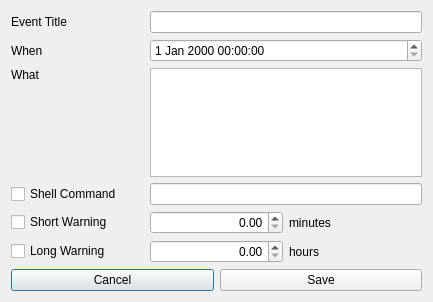
Above: ui/item-edit.ui from berndhs/souffleur before the change. Below: the same form after it.
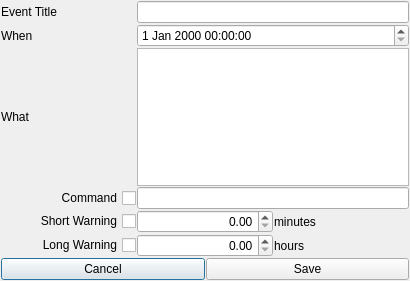
That is the form after the change. Icons and pictures are not drawn.

Diff of the .ui file:
```diff
--- a/ui/item-edit.ui
+++ b/ui/item-edit.ui
@@ -6,10 +6,22 @@
    <rect>
     <x>0</x>
     <y>0</y>
-    <width>433</width>
-    <height>302</height>
+    <width>410</width>
+    <height>281</height>
    </rect>
   </property>
+  <property name="sizePolicy">
+   <sizepolicy hsizetype="Expanding" vsizetype="Expanding">
+    <horstretch>0</horstretch>
+    <verstretch>0</verstretch>
+   </sizepolicy>
+  </property>
+  <property name="minimumSize">
+   <size>
+    <width>0</width>
+    <height>20</height>
+   </size>
+  </property>
   <property name="windowTitle">
    <string>Event</string>
   </property>
@@ -20,6 +32,9 @@
   <layout class="QGridLayout" name="gridLayout">
    <item row="0" column="0">
     <widget class="QLabel" name="eventTitleLabel">
+     <property name="layoutDirection">
+      <enum>Qt::RightToLeft</enum>
+     </property>
      <property name="text">
       <string>Event Title</string>
      </property>
@@ -30,6 +45,9 @@
    </item>
    <item row="1" column="0">
     <widget class="QLabel" name="whenLabel">
+     <property name="layoutDirection">
+      <enum>Qt::RightToLeft</enum>
+     </property>
      <property name="text">
       <string>When</string>
      </property>
@@ -40,24 +58,47 @@
    </item>
    <item row="2" column="0">
     <widget class="QLabel" name="label">
+     <property name="layoutDirection">
+      <enum>Qt::RightToLeft</enum>
+     </property>
      <property name="text">
       <string>What</string>
      </property>
      <property name="alignment">
-      <set>Qt::AlignLeading|Qt::AlignLeft|Qt::AlignTop</set>
+      <set>Qt::AlignLeading|Qt::AlignLeft|Qt::AlignVCenter</set>
      </property>
     </widget>
    </item>
-   <item row="2" column="1" colspan="2">
-    <widget class="QTextEdit" name="whatEdit"/>
+   <item row="3" column="0">
+    <widget class="QCheckBox" name="shellCheck">
+     <property name="layoutDirection">
+      <enum>Qt::RightToLeft</enum>
+     </property>
+     <property name="text">
+      <string>Command</string>
+     </property>
+    </widget>
+   </item>
+   <item row="3" column="1" colspan="2">
+    <widget class="QLineEdit" name="shellEdit"/>
    </item>
    <item row="4" column="0">
     <widget class="QCheckBox" name="shortCheck">
+     <property name="layoutDirection">
+      <enum>Qt::RightToLeft</enum>
+     </property>
      <property name="text">
       <string>Short Warning</string>
      </property>
     </widget>
    </item>
+   <item row="4" column="1">
+    <widget class="QDoubleSpinBox" name="shortMinutes">
+     <property name="alignment">
+      <set>Qt::AlignRight|Qt::AlignTrailing|Qt::AlignVCenter</set>
+     </property>
+    </widget>
+   </item>
    <item row="4" column="2">
     <widget class="QLabel" name="label_2">
      <property name="text">
@@ -67,11 +108,21 @@
    </item>
    <item row="5" column="0">
     <widget class="QCheckBox" name="longCheck">
+     <property name="layoutDirection">
+      <enum>Qt::RightToLeft</enum>
+     </property>
      <property name="text">
       <string>Long Warning</string>
      </property>
     </widget>
    </item>
+   <item row="5" column="1">
+    <widget class="QDoubleSpinBox" name="longHours">
+     <property name="alignment">
+      <set>Qt::AlignRight|Qt::AlignTrailing|Qt::AlignVCenter</set>
+     </property>
+    </widget>
+   </item>
    <item row="5" column="2">
     <widget class="QLabel" name="label_3">
      <property name="text">
@@ -97,32 +148,12 @@
      </item>
     </layout>
    </item>
-   <item row="5" column="1">
-    <widget class="QDoubleSpinBox" name="longHours">
-     <property name="alignment">
-      <set>Qt::AlignRight|Qt::AlignTrailing|Qt::AlignVCenter</set>
-     </property>
-    </widget>
-   </item>
-   <item row="4" column="1">
-    <widget class="QDoubleSpinBox" name="shortMinutes">
-     <property name="alignment">
-      <set>Qt::AlignRight|Qt::AlignTrailing|Qt::AlignVCenter</set>
-     </property>
-    </widget>
-   </item>
-   <item row="3" column="1" colspan="2">
-    <widget class="QLineEdit" name="shellEdit"/>
-   </item>
-   <item row="3" column="0">
-    <widget class="QCheckBox" name="shellCheck">
-     <property name="text">
-      <string>Shell Command</string>
-     </property>
-    </widget>
+   <item row="2" column="1" colspan="2">
+    <widget class="QPlainTextEdit" name="whatEdit"/>
    </item>
   </layout>
  </widget>
+ <layoutdefault spacing="1" margin="1"/>
  <resources>
   <include location="../sched.qrc"/>
  </resources>
```
